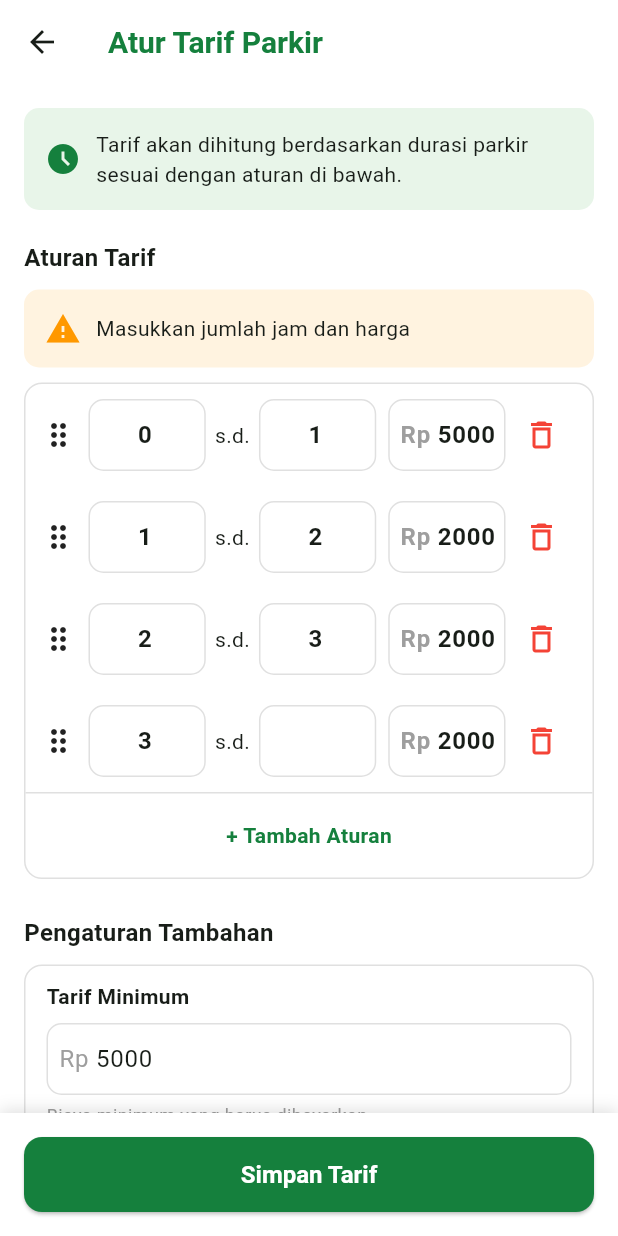
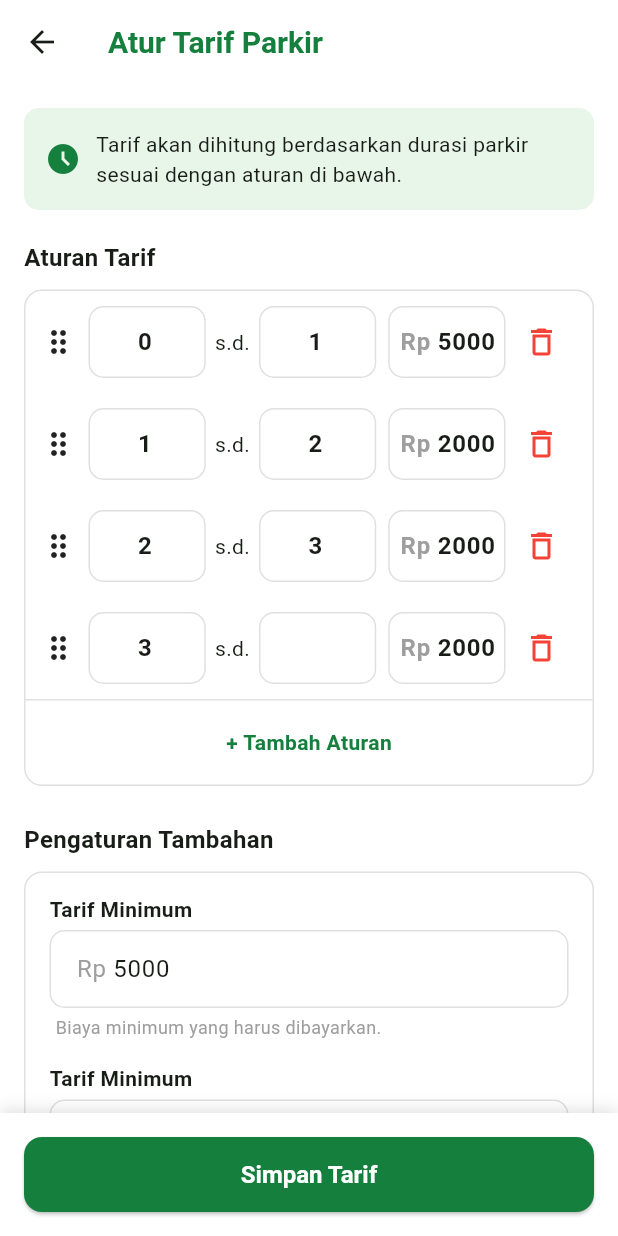
Before and after one commit to muhammad-dede/parkeer, a Flutter app: the screen it shows after launch, item 4 of the bottom bar chosen, after a tap on "Atur Tarif Parkir", on a phone screen of 412 x 824 dp. Run offline on Flutter 3.47's test engine with Material 3 defaults, Android fonts, the phone set to English and light mode, and no system bars; our stand-ins replace package_info_plus, qr_flutter, share_plus, shared_preferences, sqflite; missing offline and left inert: file_selector, flutter_bluetooth_printer, mobile_scanner; accounts and stored records are empty.

Commit message:
refactor:change form input

```diff
--- a/lib/core/theme/app_theme.dart
+++ b/lib/core/theme/app_theme.dart
@@ -56,8 +56,30 @@ class AppTheme {
       fillColor: Colors.white,
       focusColor: Colors.white,
       hoverColor: Colors.white,
-      contentPadding: const EdgeInsets.symmetric(vertical: 0),
       hintStyle: TextStyle(color: Colors.grey.shade500),
+      contentPadding: const EdgeInsets.symmetric(horizontal: 14, vertical: 14),
+
+      prefixIconColor: WidgetStateColor.resolveWith((states) {
+        if (states.contains(WidgetState.error)) {
+          return Colors.red;
+        }
+        if (states.contains(WidgetState.focused)) {
+          return AppColors.primary;
+        }
+        return Colors.grey.shade600;
+      }),
+
+      suffixIconColor: WidgetStateColor.resolveWith((states) {
+        if (states.contains(WidgetState.error)) {
+          return Colors.red;
+        }
+        if (states.contains(WidgetState.focused)) {
+          return AppColors.primary;
+        }
+        return Colors.grey.shade600;
+      }),
+
+      // 1. Border Default & Kondisi Normal
       border: OutlineInputBorder(
         borderRadius: BorderRadius.circular(10),
         borderSide: BorderSide(color: Colors.grey.shade300),
@@ -66,9 +88,23 @@ class AppTheme {
         borderRadius: BorderRadius.circular(10),
         borderSide: BorderSide(color: Colors.grey.shade300),
       ),
+
+      // 2. Border saat User sedang mengetik (Fokus)
       focusedBorder: OutlineInputBorder(
         borderRadius: BorderRadius.circular(10),
         borderSide: const BorderSide(color: AppColors.primary, width: 1.4),
+      ),
+
+      // 3. TAMBAHAN BARU: Border saat validasi mendeteksi ERROR (Tetap Rounded 10)
+      errorBorder: OutlineInputBorder(
+        borderRadius: BorderRadius.circular(10),
+        borderSide: const BorderSide(color: Colors.red, width: 1.0),
+      ),
+
+      // 4. TAMBAHAN BARU: Border saat ERROR dan User sedang klik field tersebut
+      focusedErrorBorder: OutlineInputBorder(
+        borderRadius: BorderRadius.circular(10),
+        borderSide: const BorderSide(color: Colors.red, width: 1.4),
       ),
     ),
 
--- a/lib/pages/history/widgets/history_search.dart
+++ b/lib/pages/history/widgets/history_search.dart
@@ -1,4 +1,5 @@
 import 'package:flutter/material.dart';
+import 'package:parkeer/widgets/form_text_field.dart';
 
 class HistorySearch extends StatelessWidget {
   final ValueChanged<String>? onChanged;
@@ -9,12 +10,10 @@ class HistorySearch extends StatelessWidget {
   Widget build(BuildContext context) {
     return Padding(
       padding: const EdgeInsets.symmetric(horizontal: 16),
-      child: TextField(
+      child: FormTextField(
         onChanged: onChanged,
-        decoration: const InputDecoration(
-          hintText: "Cari nomor polisi / tiket...",
-          prefixIcon: Icon(Icons.search),
-        ),
+        hintText: "Cari nomor polisi / tiket...",
+        prefixIcon: const Icon(Icons.search),
       ),
     );
   }
--- a/lib/pages/parking/widgets/parking_search.dart
+++ b/lib/pages/parking/widgets/parking_search.dart
@@ -1,4 +1,5 @@
 import 'package:flutter/material.dart';
+import 'package:parkeer/widgets/form_text_field.dart';
 
 class ParkingSearch extends StatelessWidget {
   final ValueChanged<String>? onChanged;
@@ -10,15 +11,15 @@ class ParkingSearch extends StatelessWidget {
   Widget build(BuildContext context) {
     return Padding(
       padding: const EdgeInsets.symmetric(horizontal: 16),
+      child: IntrinsicHeight(
         child: Row(
+          crossAxisAlignment: CrossAxisAlignment.stretch,
           children: [
             Expanded(
-            child: TextField(
+              child: FormTextField(
                 onChanged: onChanged,
-              decoration: const InputDecoration(
                 hintText: "Cari nomor polisi / tiket...",
-                prefixIcon: Icon(Icons.search),
-              ),
+                prefixIcon: const Icon(Icons.search),
               ),
             ),
 
@@ -28,18 +29,20 @@ class ParkingSearch extends StatelessWidget {
               onTap: onScan,
               borderRadius: BorderRadius.circular(10),
               child: Ink(
-              width: 48,
-              height: 48,
+                width: 54,
                 decoration: BoxDecoration(
                   color: Colors.white,
                   border: Border.all(color: Colors.grey.shade300),
                   borderRadius: BorderRadius.circular(10),
                 ),
-              child: const Icon(Icons.qr_code_scanner_outlined),
+                child: const Center(
+                  child: Icon(Icons.qr_code_scanner_outlined),
+                ),
               ),
             ),
           ],
         ),
+      ),
     );
   }
 }
--- a/lib/pages/setting/parking_rate/parking_rate_page.dart
+++ b/lib/pages/setting/parking_rate/parking_rate_page.dart
@@ -3,6 +3,28 @@ import 'package:parkeer/core/constants/app_colors.dart';
 import 'package:parkeer/models/parking_rate.dart';
 import 'package:parkeer/models/parking_rate_detail.dart';
 import 'package:parkeer/repositories/parking_rate_repository.dart';
+import 'package:parkeer/widgets/form_group.dart';
+import 'package:parkeer/widgets/form_helper_text.dart';
+import 'package:parkeer/widgets/form_label.dart';
+import 'package:parkeer/widgets/form_text_field.dart';
+import 'package:parkeer/widgets/section_title.dart';
+
+class _RuleControllers {
+  final TextEditingController _fromController;
+  final TextEditingController _toController;
+  final TextEditingController _priceController;
+
+  _RuleControllers({required int from, required int? to, required int price})
+    : _fromController = TextEditingController(text: from.toString()),
+      _toController = TextEditingController(text: to?.toString() ?? ''),
+      _priceController = TextEditingController(text: price.toString());
+
+  void dispose() {
+    _fromController.dispose();
+    _toController.dispose();
+    _priceController.dispose();
+  }
+}
 
 class ParkingRatePage extends StatefulWidget {
   const ParkingRatePage({super.key});
@@ -21,8 +43,8 @@ class _ParkingRatePageState extends State<ParkingRatePage> {
 
   final List<_RuleControllers> rules = [];
 
-  final minimumController = TextEditingController();
-  final maximumController = TextEditingController();
+  final _minimumController = TextEditingController();
+  final _maximumController = TextEditingController();
 
   @override
   void initState() {
@@ -36,8 +58,8 @@ class _ParkingRatePageState extends State<ParkingRatePage> {
     for (final r in rules) {
       r.dispose();
     }
-    minimumController.dispose();
-    maximumController.dispose();
+    _minimumController.dispose();
+    _maximumController.dispose();
     super.dispose();
   }
 
@@ -67,9 +89,9 @@ class _ParkingRatePageState extends State<ParkingRatePage> {
         );
       }
 
-      minimumController.text = _parkingRate!.minimumCharge.toInt().toString();
+      _minimumController.text = _parkingRate!.minimumCharge.toInt().toString();
 
-      maximumController.text = (_parkingRate!.maximumDailyCharge ?? 0)
+      _maximumController.text = (_parkingRate!.maximumDailyCharge ?? 0)
           .toInt()
           .toString();
 
@@ -85,9 +107,9 @@ class _ParkingRatePageState extends State<ParkingRatePage> {
 
   bool _validate() {
     for (final r in rules) {
-      final from = int.tryParse(r.fromController.text.trim());
-      final price = int.tryParse(r.priceController.text.trim());
-      final toText = r.toController.text.trim();
+      final from = int.tryParse(r._fromController.text.trim());
+      final price = int.tryParse(r._priceController.text.trim());
+      final toText = r._toController.text.trim();
       final to = toText.isEmpty ? null : int.tryParse(toText);
 
       if (from == null || price == null) {
@@ -108,13 +130,13 @@ class _ParkingRatePageState extends State<ParkingRatePage> {
       }
     }
 
-    final minimum = _parseIntOrNull(minimumController.text);
+    final minimum = _parseIntOrNull(_minimumController.text);
     if (minimum == null) {
       _showError('Tarif minimum harus berupa angka.');
       return false;
     }
 
-    final maxText = maximumController.text.trim();
+    final maxText = _maximumController.text.trim();
     if (maxText.isNotEmpty && _parseIntOrNull(maxText) == null) {
       _showError('Tarif maksimal harian harus berupa angka atau dikosongkan.');
       return false;
@@ -124,9 +146,9 @@ class _ParkingRatePageState extends State<ParkingRatePage> {
   }
 
   void _showError(String message) {
-    ScaffoldMessenger.of(context).showSnackBar(
-      SnackBar(content: Text(message), backgroundColor: Colors.red),
-    );
+    ScaffoldMessenger.of(
+      context,
+    ).showSnackBar(SnackBar(content: Text(message)));
   }
 
   Future<void> _save() async {
@@ -141,17 +163,17 @@ class _ParkingRatePageState extends State<ParkingRatePage> {
 
     try {
       final updatedRate = _parkingRate!.copyWith(
-        minimumCharge: double.parse(minimumController.text.trim()),
-        maximumDailyCharge: maximumController.text.trim().isEmpty
+        minimumCharge: double.parse(_minimumController.text.trim()),
+        maximumDailyCharge: _maximumController.text.trim().isEmpty
             ? null
-            : double.parse(maximumController.text.trim()),
+            : double.parse(_maximumController.text.trim()),
       );
 
       final details = rules.map((r) {
-        final from = int.parse(r.fromController.text.trim());
-        final toText = r.toController.text.trim();
+        final from = int.parse(r._fromController.text.trim());
+        final toText = r._toController.text.trim();
         final to = toText.isEmpty ? null : int.parse(toText);
-        final price = int.parse(r.priceController.text.trim());
+        final price = int.parse(r._priceController.text.trim());
 
         return ParkingRateDetail(
           parkingRateId: _parkingRate!.id!,
@@ -170,12 +192,9 @@ class _ParkingRatePageState extends State<ParkingRatePage> {
         _saving = false;
       });
 
-      ScaffoldMessenger.of(context).showSnackBar(
-        const SnackBar(
-          content: Text('Tarif berhasil disimpan.'),
-          backgroundColor: AppColors.primary,
-        ),
-      );
+      ScaffoldMessenger.of(
+        context,
+      ).showSnackBar(const SnackBar(content: Text('Tarif berhasil disimpan.')));
     } catch (e) {
       if (!mounted) return;
       setState(() => _saving = false);
@@ -239,14 +258,7 @@ class _ParkingRatePageState extends State<ParkingRatePage> {
 
                   const SizedBox(height: 20),
 
-                  const Text(
-                    "Aturan Tarif",
-                    style: TextStyle(fontWeight: FontWeight.bold, fontSize: 16),
-                  ),
-
-                  const SizedBox(height: 10),
-
-                  _infoRuleCard(),
+                  SectionTitle(title: "Aturan Tarif"),
 
                   const SizedBox(height: 10),
 
@@ -294,10 +306,7 @@ class _ParkingRatePageState extends State<ParkingRatePage> {
 
                   const SizedBox(height: 24),
 
-                  const Text(
-                    "Pengaturan Tambahan",
-                    style: TextStyle(fontWeight: FontWeight.bold, fontSize: 16),
-                  ),
+                  SectionTitle(title: 'Pengaturan Tambahan'),
 
                   const SizedBox(height: 10),
 
@@ -308,24 +317,42 @@ class _ParkingRatePageState extends State<ParkingRatePage> {
                     ),
                     child: Padding(
                       padding: EdgeInsetsGeometry.symmetric(
-                        vertical: 10,
-                        horizontal: 14,
+                        vertical: 14,
+                        horizontal: 16,
                       ),
                       child: Column(
                         children: [
-                          _textField(
-                            controller: minimumController,
-                            label: "Tarif Minimum",
-                            helper: "Biaya minimum yang harus dibayarkan.",
+                          FormGroup(
+                            children: [
+                              FormLabel(title: "Tarif Minimum"),
+                              FormTextField(
+                                controller: _minimumController,
+                                prefixText: "Rp ",
+                                hintText: "Masukkan tarif minimum",
+                                keyboardType: TextInputType.number,
+                              ),
+                              FormHelperText(
+                                text: "Biaya minimum yang harus dibayarkan.",
+                              ),
+                            ],
                           ),
 
-                          const SizedBox(height: 20),
+                          const SizedBox(height: 16),
 
-                          _textField(
-                            controller: maximumController,
-                            label: "Maksimal Tarif Harian (Opsional)",
-                            helper:
-                                "Biaya maksimal dalam 24 jam. Kosongkan jika tidak ada batas.",
+                          FormGroup(
+                            children: [
+                              FormLabel(title: "Tarif Minimum"),
+                              FormTextField(
+                                controller: _maximumController,
+                                prefixText: "Rp ",
+                                hintText: "Maksimal Tarif Harian (Opsional)",
+                                keyboardType: TextInputType.number,
+                              ),
+                              FormHelperText(
+                                text:
+                                    "Biaya maksimal dalam 24 jam. Kosongkan jika tidak ada batas.",
+                              ),
+                            ],
                           ),
                         ],
                       ),
@@ -359,23 +386,6 @@ class _ParkingRatePageState extends State<ParkingRatePage> {
     );
   }
 
-  Widget _infoRuleCard() {
-    return Container(
-      padding: const EdgeInsets.all(14),
-      decoration: BoxDecoration(
-        color: Colors.orange.shade50,
-        borderRadius: BorderRadius.circular(10),
-      ),
-      child: const Row(
-        children: [
-          Icon(Icons.warning, color: Colors.orange),
-          SizedBox(width: 10),
-          Expanded(child: Text("Masukkan jumlah jam dan harga")),
-        ],
-      ),
-    );
-  }
-
   Widget _ruleItem(int index) {
     final rule = rules[index];
 
@@ -388,19 +398,22 @@ class _ParkingRatePageState extends State<ParkingRatePage> {
 
           const SizedBox(width: 8),
 
-          Expanded(child: _smallField(controller: rule.fromController)),
+          Expanded(child: _smallField(controller: rule._fromController)),
 
           const Padding(
             padding: EdgeInsets.symmetric(horizontal: 6),
             child: Text("s.d."),
           ),
 
-          Expanded(child: _smallField(controller: rule.toController)),
+          Expanded(child: _smallField(controller: rule._toController)),
 
           const SizedBox(width: 8),
 
           Expanded(
-            child: _smallField(controller: rule.priceController, prefix: "Rp "),
+            child: _smallField(
+              controller: rule._priceController,
+              prefix: "Rp ",
+            ),
           ),
 
           IconButton(
@@ -422,7 +435,7 @@ class _ParkingRatePageState extends State<ParkingRatePage> {
     String? suffix,
     String? prefix,
   }) {
-    return TextField(
+    return TextFormField(
       controller: controller,
       keyboardType: TextInputType.number,
       textAlign: TextAlign.center,
@@ -438,42 +451,4 @@ class _ParkingRatePageState extends State<ParkingRatePage> {
       ),
     );
   }
-
-  Widget _textField({
-    required TextEditingController controller,
-    required String label,
-    required String helper,
-  }) {
-    return Column(
-      crossAxisAlignment: CrossAxisAlignment.start,
-      children: [
-        Text(label, style: const TextStyle(fontWeight: FontWeight.w600)),
-        const SizedBox(height: 8),
-        TextField(
-          controller: controller,
-          decoration: InputDecoration(prefixText: " Rp "),
-          keyboardType: TextInputType.number,
-        ),
-        const SizedBox(height: 5),
-        Text(helper, style: const TextStyle(color: Colors.grey, fontSize: 12)),
-      ],
-    );
-  }
 }
-
-class _RuleControllers {
-  final TextEditingController fromController;
-  final TextEditingController toController;
-  final TextEditingController priceController;
-
-  _RuleControllers({required int from, required int? to, required int price})
-    : fromController = TextEditingController(text: from.toString()),
-      toController = TextEditingController(text: to?.toString() ?? ''),
-      priceController = TextEditingController(text: price.toString());
-
-  void dispose() {
-    fromController.dispose();
-    toController.dispose();
-    priceController.dispose();
-  }
-}
--- /dev/null
+++ b/lib/widgets/form_group.dart
@@ -0,0 +1,28 @@
+import 'package:flutter/material.dart';
+
+class FormGroup extends StatelessWidget {
+  final List<Widget> children;
+  final double spacing;
+
+  const FormGroup({super.key, required this.children, this.spacing = 4.0});
+
+  @override
+  Widget build(BuildContext context) {
+    return Column(
+      crossAxisAlignment: CrossAxisAlignment.start,
+      children: children.asMap().entries.map((entry) {
+        final index = entry.key;
+        final widget = entry.value;
+
+        if (index < children.length - 1) {
+          return Padding(
+            padding: EdgeInsets.only(bottom: spacing),
+            child: widget,
+          );
+        }
+
+        return widget;
+      }).toList(),
+    );
+  }
+}
--- /dev/null
+++ b/lib/widgets/form_helper_text.dart
@@ -0,0 +1,23 @@
+import 'package:flutter/material.dart';
+
+class FormHelperText extends StatelessWidget {
+  const FormHelperText({
+    super.key,
+    required this.text,
+    this.padding = const EdgeInsets.only(left: 4),
+  });
+
+  final String text;
+  final EdgeInsetsGeometry? padding;
+
+  @override
+  Widget build(BuildContext context) {
+    return Padding(
+      padding: padding!,
+      child: Text(
+        text,
+        style: TextStyle(color: Colors.grey.shade500, fontSize: 12),
+      ),
+    );
+  }
+}
--- /dev/null
+++ b/lib/widgets/form_label.dart
@@ -0,0 +1,12 @@
+import 'package:flutter/material.dart';
+
+class FormLabel extends StatelessWidget {
+  const FormLabel({super.key, required this.title});
+
+  final String title;
+
+  @override
+  Widget build(BuildContext context) {
+    return Text(title, style: const TextStyle(fontWeight: FontWeight.bold));
+  }
+}
--- /dev/null
+++ b/lib/widgets/form_text_field.dart
@@ -0,0 +1,59 @@
+import 'package:flutter/material.dart';
+
+class FormTextField extends StatelessWidget {
+  const FormTextField({
+    super.key,
+    this.controller,
+    this.labelText,
+    this.hintText,
+    this.prefixIcon,
+    this.suffixIcon,
+    this.prefixText,
+    this.suffixText,
+    this.obscureText = false,
+    this.keyboardType,
+    this.textCapitalization = TextCapitalization.none,
+    this.validator,
+    this.textInputAction = TextInputAction.next,
+    this.onChanged,
+    this.maxLines = 1,
+  });
+
+  final TextEditingController? controller;
+  final String? labelText;
+  final String? hintText;
+  final Widget? prefixIcon;
+  final Widget? suffixIcon;
+  final String? prefixText;
+  final String? suffixText;
+  final bool obscureText;
+  final TextInputType? keyboardType;
+  final TextCapitalization textCapitalization;
+  final FormFieldValidator<String>? validator;
+  final TextInputAction textInputAction;
+  final ValueChanged<String>? onChanged;
+  final int? maxLines;
+
+  @override
+  Widget build(BuildContext context) {
+    return TextFormField(
+      controller: controller,
+      obscureText: obscureText,
+      keyboardType: keyboardType,
+      textCapitalization: textCapitalization,
+      textInputAction: textInputAction,
+      onChanged: onChanged,
+      maxLines: maxLines,
+      decoration: InputDecoration(
+        labelText: labelText,
+        hintText: hintText,
+        prefixIcon: prefixIcon,
+        suffixIcon: suffixIcon,
+        prefixText: prefixText,
+        suffixText: suffixText,
+        border: const OutlineInputBorder(),
+      ),
+      validator: validator,
+    );
+  }
+}
```
Also changed, not shown: lib/pages/parking/parking_create_page.dart (+13 -23 lines), lib/pages/setting/about/about_page.dart (+3 -8 lines), lib/pages/setting/outlet/outlet_page.dart (+34 -32 lines). Lines whose indentation alone changed are shown as unchanged.
